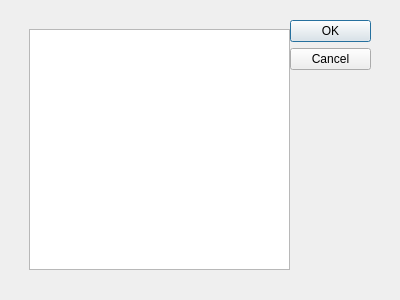
Qt form designer/overrides.ui (patmoore/anki-conjugate-spanish) before a commit.
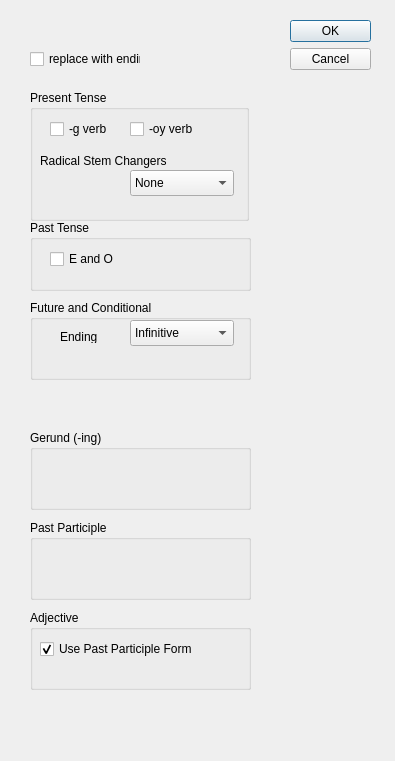
The same form after that commit.

Commit message: more Qt designer changes

The edit to the form file:
```diff
--- a/designer/overrides.ui
+++ b/designer/overrides.ui
@@ -6,8 +6,8 @@
    <rect>
     <x>0</x>
     <y>0</y>
-    <width>400</width>
-    <height>300</height>
+    <width>395</width>
+    <height>761</height>
    </rect>
   </property>
   <property name="windowTitle">
@@ -32,24 +32,243 @@
     <set>QDialogButtonBox::Cancel|QDialogButtonBox::Ok</set>
    </property>
   </widget>
-  <widget class="QWidget" name="gridLayoutWidget">
+  <widget class="QGroupBox" name="pastTenseBox">
    <property name="geometry">
     <rect>
-     <x>29</x>
-     <y>29</y>
-     <width>261</width>
-     <height>241</height>
+     <x>30</x>
+     <y>220</y>
+     <width>221</width>
+     <height>71</height>
     </rect>
    </property>
-   <layout class="QGridLayout" name="gridLayout">
-    <item row="0" column="0">
-     <widget class="QListWidget" name="overridesList">
-      <property name="accessibleName">
-       <string>Select overrides</string>
-      </property>
-     </widget>
+   <property name="title">
+    <string>Past Tense</string>
+   </property>
+   <widget class="QCheckBox" name="checkBox">
+    <property name="geometry">
+     <rect>
+      <x>20</x>
+      <y>30</y>
+      <width>85</width>
+      <height>18</height>
+     </rect>
+    </property>
+    <property name="text">
+     <string>E and O</string>
+    </property>
+   </widget>
+  </widget>
+  <widget class="QGroupBox" name="futureAndConditionalBox">
+   <property name="geometry">
+    <rect>
+     <x>30</x>
+     <y>300</y>
+     <width>221</width>
+     <height>80</height>
+    </rect>
+   </property>
+   <property name="title">
+    <string>Future and Conditional</string>
+   </property>
+   <widget class="QComboBox" name="futureAndCondEnding">
+    <property name="geometry">
+     <rect>
+      <x>100</x>
+      <y>20</y>
+      <width>104</width>
+      <height>26</height>
+     </rect>
+    </property>
+    <item>
+     <property name="text">
+      <string>Infinitive</string>
+     </property>
     </item>
-   </layout>
+    <item>
+     <property name="text">
+      <string>er -&gt; dr</string>
+     </property>
+    </item>
+    <item>
+     <property name="text">
+      <string>_r -&gt; r</string>
+     </property>
+    </item>
+   </widget>
+   <widget class="QLabel" name="label_2">
+    <property name="geometry">
+     <rect>
+      <x>30</x>
+      <y>30</y>
+      <width>56</width>
+      <height>13</height>
+     </rect>
+    </property>
+    <property name="text">
+     <string>Ending</string>
+    </property>
+   </widget>
+  </widget>
+  <widget class="QGroupBox" name="presentTenseBox">
+   <property name="geometry">
+    <rect>
+     <x>30</x>
+     <y>90</y>
+     <width>219</width>
+     <height>131</height>
+    </rect>
+   </property>
+   <property name="title">
+    <string>Present Tense</string>
+   </property>
+   <widget class="QCheckBox" name="go_verb">
+    <property name="geometry">
+     <rect>
+      <x>20</x>
+      <y>30</y>
+      <width>85</width>
+      <height>18</height>
+     </rect>
+    </property>
+    <property name="toolTip">
+     <string>Go Verbs ( tengo, caigo )</string>
+    </property>
+    <property name="text">
+     <string>-g verb</string>
+    </property>
+   </widget>
+   <widget class="QCheckBox" name="oy_verb">
+    <property name="geometry">
+     <rect>
+      <x>100</x>
+      <y>30</y>
+      <width>85</width>
+      <height>18</height>
+     </rect>
+    </property>
+    <property name="toolTip">
+     <string>voy, soy</string>
+    </property>
+    <property name="text">
+     <string>-oy verb</string>
+    </property>
+   </widget>
+   <widget class="QLabel" name="label">
+    <property name="geometry">
+     <rect>
+      <x>10</x>
+      <y>60</y>
+      <width>141</width>
+      <height>21</height>
+     </rect>
+    </property>
+    <property name="text">
+     <string>Radical Stem Changers</string>
+    </property>
+   </widget>
+   <widget class="QComboBox" name="radicalStemChanging">
+    <property name="geometry">
+     <rect>
+      <x>100</x>
+      <y>80</y>
+      <width>104</width>
+      <height>26</height>
+     </rect>
+    </property>
+    <item>
+     <property name="text">
+      <string>None</string>
+     </property>
+    </item>
+    <item>
+     <property name="text">
+      <string>e:ie</string>
+     </property>
+    </item>
+    <item>
+     <property name="text">
+      <string>e:i</string>
+     </property>
+    </item>
+    <item>
+     <property name="text">
+      <string>o:ue</string>
+     </property>
+    </item>
+    <item>
+     <property name="text">
+      <string>u:ue</string>
+     </property>
+    </item>
+   </widget>
+  </widget>
+  <widget class="QGroupBox" name="gerundBox">
+   <property name="geometry">
+    <rect>
+     <x>30</x>
+     <y>430</y>
+     <width>221</width>
+     <height>80</height>
+    </rect>
+   </property>
+   <property name="title">
+    <string>Gerund (-ing)</string>
+   </property>
+  </widget>
+  <widget class="QGroupBox" name="pastParticiple">
+   <property name="geometry">
+    <rect>
+     <x>30</x>
+     <y>520</y>
+     <width>221</width>
+     <height>80</height>
+    </rect>
+   </property>
+   <property name="title">
+    <string>Past Participle</string>
+   </property>
+  </widget>
+  <widget class="QCheckBox" name="standardEndingOverride">
+   <property name="geometry">
+    <rect>
+     <x>30</x>
+     <y>50</y>
+     <width>111</width>
+     <height>18</height>
+    </rect>
+   </property>
+   <property name="text">
+    <string>replace with ending</string>
+   </property>
+  </widget>
+  <widget class="QGroupBox" name="adjectiveBox">
+   <property name="geometry">
+    <rect>
+     <x>30</x>
+     <y>610</y>
+     <width>221</width>
+     <height>80</height>
+    </rect>
+   </property>
+   <property name="title">
+    <string>Adjective</string>
+   </property>
+   <widget class="QCheckBox" name="adjUsePastParticiple">
+    <property name="geometry">
+     <rect>
+      <x>10</x>
+      <y>30</y>
+      <width>171</width>
+      <height>18</height>
+     </rect>
+    </property>
+    <property name="text">
+     <string>Use Past Participle Form</string>
+    </property>
+    <property name="checked">
+     <bool>true</bool>
+    </property>
+   </widget>
   </widget>
  </widget>
  <resources/>
```
Left out of the diff: 2 changed lines with no effect on the pictures.
